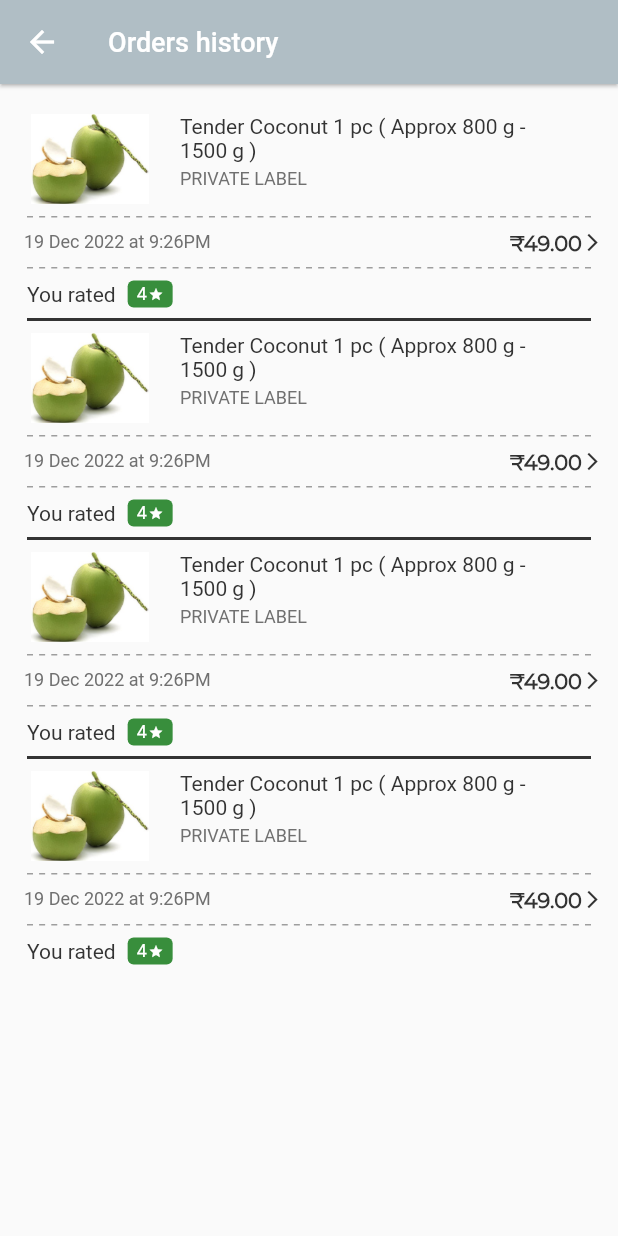
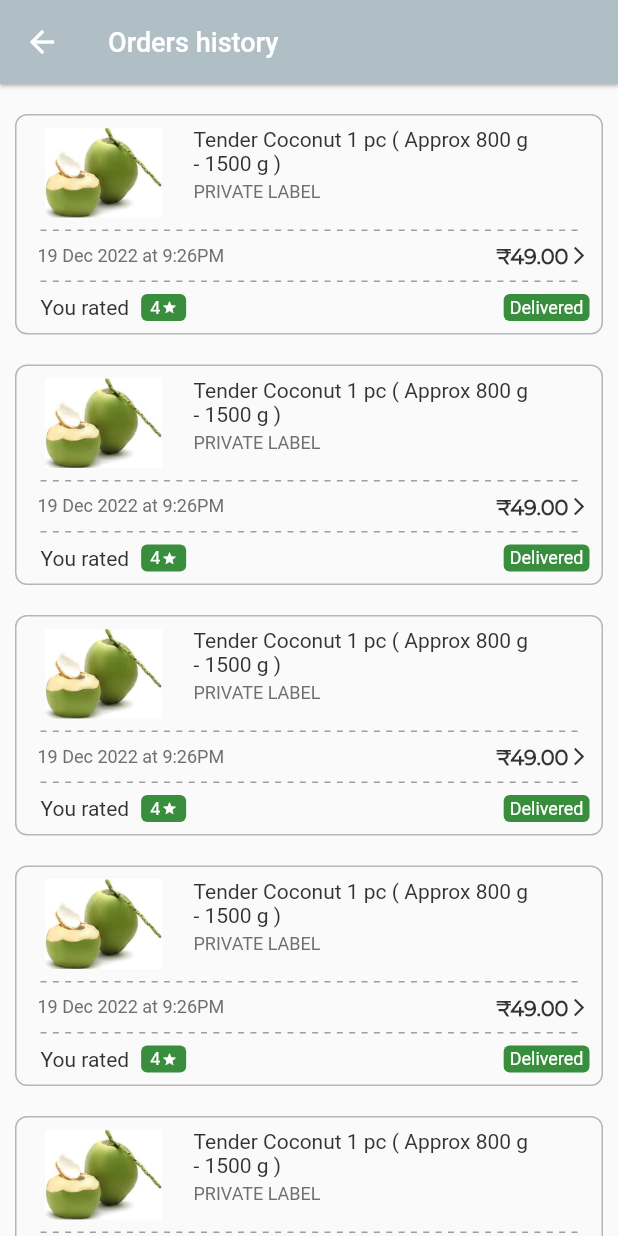
Before and after one commit to tulasireddytulasi/flutter_coconut_selling_app, a Flutter app: the OrdersHistoryScreen screen opened directly, on a phone screen of 412 x 824 dp. Run offline on Flutter 3.47's test engine with Material 2 defaults, Android fonts, the phone set to English and light mode, and no system bars; our stand-ins replace lottie, shared_preferences; accounts and stored records are empty.

Commit message:
Implemented new UI Design in Orders History Screen

```diff
--- a/lib/screens/account/account.dart
+++ b/lib/screens/account/account.dart
@@ -143,7 +143,7 @@ class _MyAccountState extends State<MyAccount> {
                       SharedPreferences sharedPreferences =
                           await SharedPreferences.getInstance();
                       sharedPreferences.clear();
-                      await Future.delayed(Duration(milliseconds: 250),
+                      await Future.delayed(const Duration(milliseconds: 250),
                           () async {
                         // Navigator.of(context).pushNamedAndRemoveUntil(
                         //     LoginScreen.routeName,
--- a/lib/screens/orders_history_screen/orders_history_screen.dart
+++ b/lib/screens/orders_history_screen/orders_history_screen.dart
@@ -33,16 +33,10 @@ class _OrdersHistoryScreenState extends State<OrdersHistoryScreen> {
               child: ListView.separated(
                 physics: const NeverScrollableScrollPhysics(),
                 shrinkWrap: true,
-                itemCount: 4,
+                itemCount: 10,
                 scrollDirection: Axis.vertical,
-                separatorBuilder: (context, index) => const Padding(
-                  padding: EdgeInsets.all(8.0),
-                  child: Divider(
-                    height: 1,
-                    thickness: 2,
-                    color: black,
-                  ),
-                ),
+                separatorBuilder: (context, index) =>
+                    const SizedBox(height: 10),
                 itemBuilder: (context, index) {
                   return const OrderedItemsWidget();
                 },
--- a/lib/screens/orders_history_screen/widgets/ordered_items_widget.dart
+++ b/lib/screens/orders_history_screen/widgets/ordered_items_widget.dart
@@ -16,6 +16,14 @@ class _OrderedItemsWidgetState extends State<OrderedItemsWidget> {
   Widget build(BuildContext context) {
     final double _screenWidth = MediaQuery.of(context).size.width;
     return Container(
+      padding: const EdgeInsets.all(8),
+      margin: const EdgeInsets.only(bottom: 10),
+      decoration: BoxDecoration(
+        borderRadius: const BorderRadius.all(
+          Radius.circular(8.0),
+        ),
+        border: Border.all(color: grey, width: 1),
+      ),
       child: Column(
         children: [
           Row(
@@ -42,9 +50,10 @@ class _OrderedItemsWidgetState extends State<OrderedItemsWidget> {
                 child: Column(
                   mainAxisAlignment: MainAxisAlignment.start,
                   crossAxisAlignment: CrossAxisAlignment.end,
+                  mainAxisSize: MainAxisSize.min,
                   children: [
                     SizedBox(
-                      width: _screenWidth / 1.6,
+                      width: _screenWidth / 1.8,
                       child: const Text(
                         "Tender Coconut 1 pc ( Approx 800 g - 1500 g )",
                         softWrap: true,
@@ -58,7 +67,7 @@ class _OrderedItemsWidgetState extends State<OrderedItemsWidget> {
                       ),
                     ),
                     Container(
-                      width: _screenWidth / 1.6,
+                      width: _screenWidth / 1.8,
                       margin: const EdgeInsets.only(top: 4),
                       child: const Text(
                         "PRIVATE LABEL",
@@ -143,7 +152,7 @@ class _OrderedItemsWidgetState extends State<OrderedItemsWidget> {
                 child: Row(
                   mainAxisAlignment: MainAxisAlignment.center,
                   crossAxisAlignment: CrossAxisAlignment.center,
-                  children: [
+                  children: const [
                     Text(
                       "4",
                       style: TextStyle(fontSize: 12, color: white),
@@ -157,6 +166,20 @@ class _OrderedItemsWidgetState extends State<OrderedItemsWidget> {
                   ],
                 ),
               ),
+              const Spacer(),
+              Container(
+                height: 18,
+                alignment: Alignment.center,
+                padding: const EdgeInsets.only(left: 4, right: 4),
+                decoration: BoxDecoration(
+                  color: Colors.green.shade700,
+                  borderRadius: BorderRadius.circular(4),
+                ),
+                child: const Text(
+                  "Delivered",
+                  style: TextStyle(fontSize: 12, color: white),
+                ),
+              ),
             ],
           ),
         ],
```
